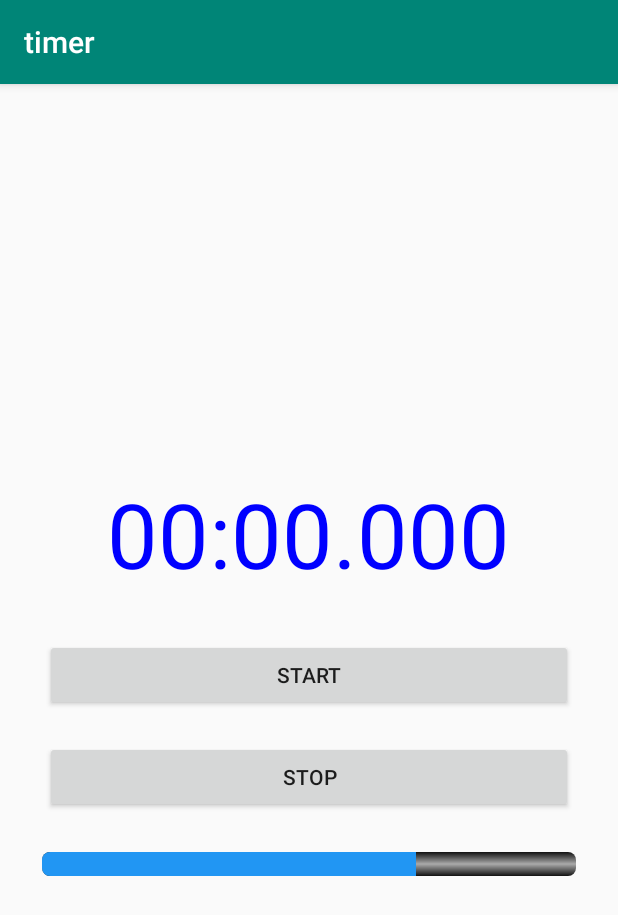
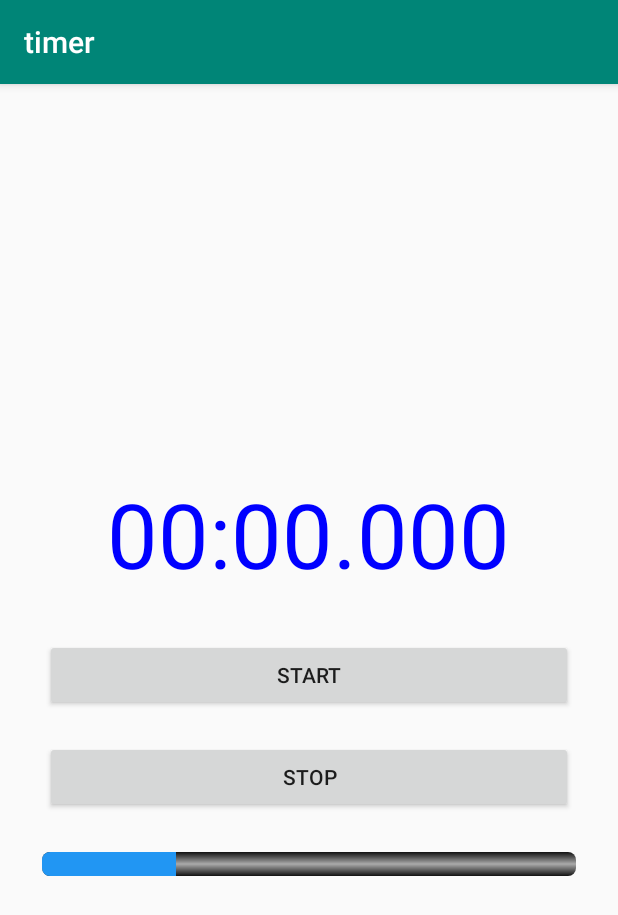
Before and after one commit to muraki111/Java_Android_TimerApp, an Android app: the screen it shows after launch (MainActivity), on a phone screen of 412 x 824 dp. Shown: the top 915 px of the screen. Run offline under Robolectric (Android 15) with nearby library versions, the phone set to English and light mode, and no system bars.

Commit message:
プログレスバー割合70%→25%

```diff
--- a/app/src/main/res/layout/activity_main.xml
+++ b/app/src/main/res/layout/activity_main.xml
@@ -38,6 +38,6 @@
         android:layout_marginEnd="8dp"
         android:layout_marginStart="8dp"
         android:layout_marginTop="16dp"
-        android:progress="70"
+        android:progress="25"
         />
 </LinearLayout>
```
